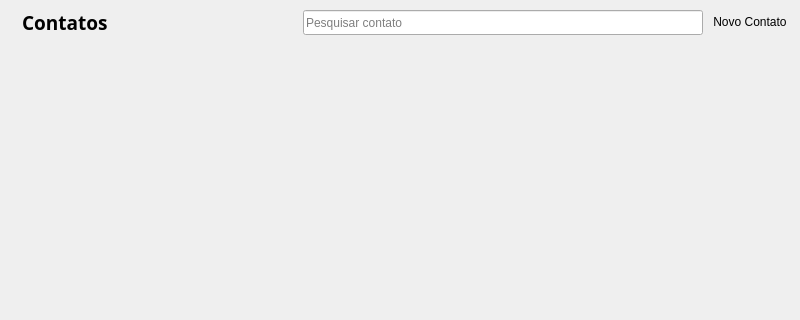
This is view/main_window.ui in Gusrrocha/Agenda-de-Contatos as Qt 5 draws it before an edit; both pictures show x 0 to 800 and y 0 to 320 of the 800 by 600 pixel window. The edited form follows.
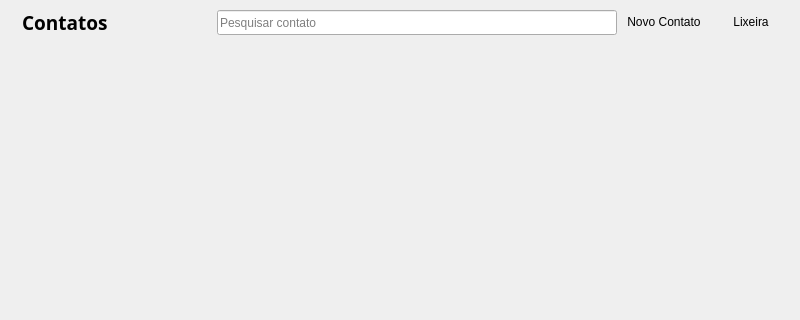
This is the edited form. Icons and pictures are not drawn.

The edit to the form file:
```diff
--- a/view/main_window.ui
+++ b/view/main_window.ui
@@ -91,6 +91,20 @@
         </property>
        </widget>
       </item>
+      <item>
+       <widget class="QPushButton" name="pushButton">
+        <property name="text">
+         <string>Lixeira</string>
+        </property>
+        <property name="icon">
+         <iconset>
+          <normaloff>../assets/icons/icontrash.png</normaloff>../assets/icons/icontrash.png</iconset>
+        </property>
+        <property name="flat">
+         <bool>true</bool>
+        </property>
+       </widget>
+      </item>
      </layout>
     </item>
     <item>
```
